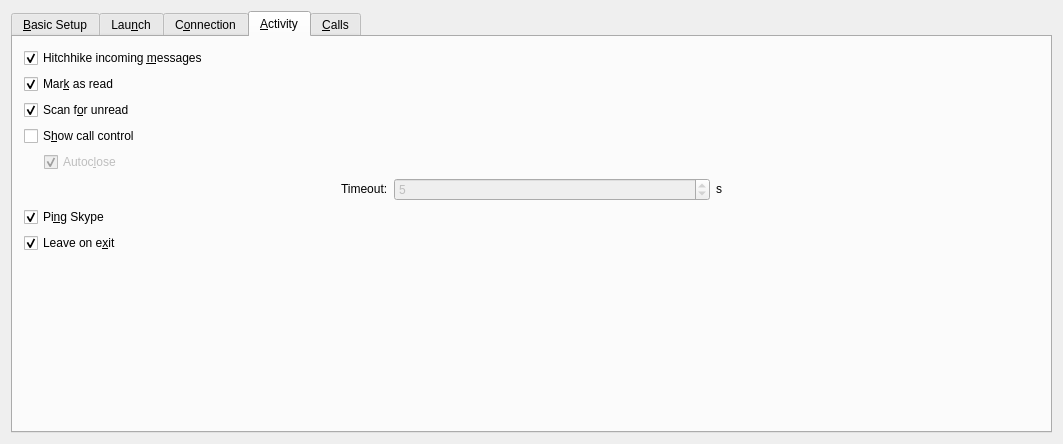
Old version of the form protocols/skype/ui/skypeeditaccountbase.ui in the repository KDE/kopete.
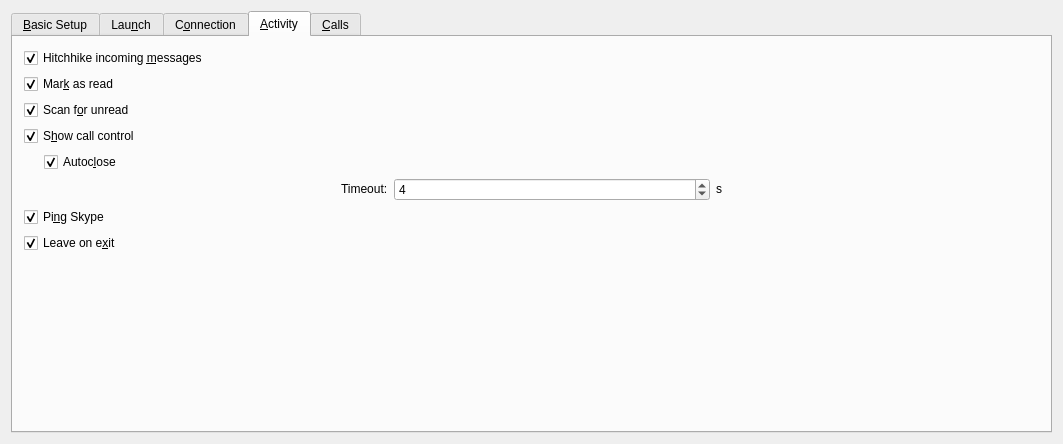
New version of the form. The open tabs and pages were chosen to show the change. Custom widgets are drawn as their Qt base class.

Patch:
```diff
--- a/protocols/skype/ui/skypeeditaccountbase.ui
+++ b/protocols/skype/ui/skypeeditaccountbase.ui
@@ -497,12 +497,6 @@
        </item>
        <item>
         <widget class="QCheckBox" name="CallCheck" >
-         <property name="enabled" >
-          <bool>true</bool>
-         </property>
-         <property name="acceptDrops" >
-          <bool>false</bool>
-         </property>
          <property name="toolTip" >
           <string>Show call control window for all cals</string>
          </property>
@@ -513,7 +507,7 @@
           <string>S&amp;how call control</string>
          </property>
          <property name="checked" >
-          <bool>false</bool>
+          <bool>true</bool>
          </property>
         </widget>
        </item>
@@ -537,9 +531,6 @@
          </item>
          <item>
           <widget class="QCheckBox" name="AutoCloseCallCheck" >
-           <property name="enabled" >
-            <bool>false</bool>
-           </property>
            <property name="toolTip" >
             <string>Auto close the call control window</string>
            </property>
@@ -549,9 +540,6 @@
            <property name="text" >
             <string>Autoc&amp;lose</string>
            </property>
-           <property name="checkable" >
-            <bool>true</bool>
-           </property>
            <property name="checked" >
             <bool>true</bool>
            </property>
@@ -611,9 +599,6 @@
          </item>
          <item>
           <widget class="QSpinBox" name="CloseTimeoutSpin" >
-           <property name="enabled" >
-            <bool>false</bool>
-           </property>
            <property name="sizePolicy" >
             <sizepolicy vsizetype="Fixed" hsizetype="Expanding" >
              <horstretch>0</horstretch>
@@ -627,7 +612,7 @@
             <number>120</number>
            </property>
            <property name="value" >
-            <number>5</number>
+            <number>4</number>
            </property>
           </widget>
          </item>
```
Left out of the diff: 19 changed lines with no effect on the pictures.
